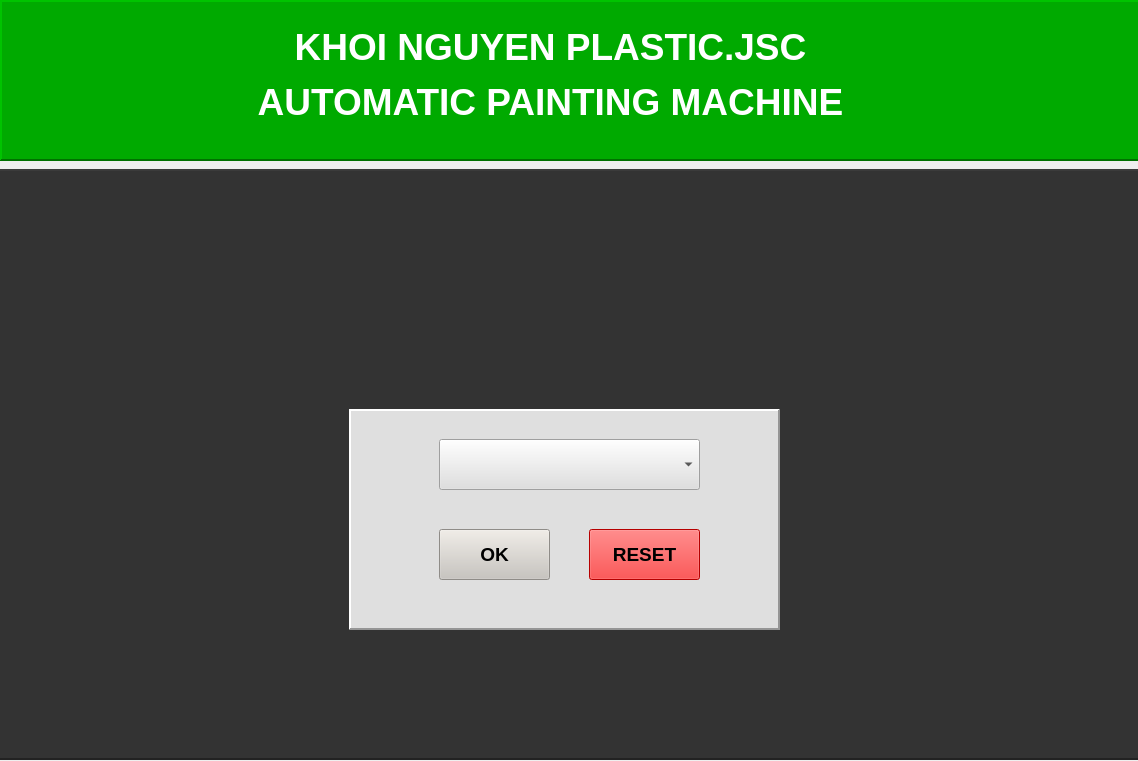
The window that QtPaintingChair/comWindow.ui (NguyenKhanh2101993/Painting_Chair_Robot_ver02) describes before a commit, drawn with Qt 5.
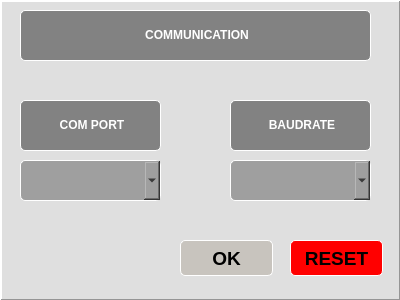
The same window after the commit. Icons and pictures are not drawn.

The edit to the form file:
```diff
--- a/QtPaintingChair/comWindow.ui
+++ b/QtPaintingChair/comWindow.ui
@@ -6,95 +6,52 @@
    <rect>
     <x>0</x>
     <y>0</y>
-    <width>1138</width>
-    <height>761</height>
+    <width>400</width>
+    <height>300</height>
    </rect>
   </property>
+  <property name="sizePolicy">
+   <sizepolicy hsizetype="Fixed" vsizetype="Fixed">
+    <horstretch>0</horstretch>
+    <verstretch>0</verstretch>
+   </sizepolicy>
+  </property>
   <property name="minimumSize">
    <size>
-    <width>1138</width>
-    <height>761</height>
+    <width>400</width>
+    <height>300</height>
    </size>
   </property>
   <property name="maximumSize">
    <size>
-    <width>1138</width>
-    <height>761</height>
+    <width>400</width>
+    <height>300</height>
    </size>
   </property>
   <property name="windowTitle">
    <string>Widget</string>
   </property>
-  <widget class="QFrame" name="frame1">
-   <property name="geometry">
-    <rect>
-     <x>0</x>
-     <y>0</y>
-     <width>1141</width>
-     <height>161</height>
-    </rect>
-   </property>
-   <property name="styleSheet">
-    <string notr="true">background-color: rgb(0, 170, 0);</string>
-   </property>
-   <property name="frameShape">
-    <enum>QFrame::Panel</enum>
-   </property>
-   <property name="frameShadow">
-    <enum>QFrame::Raised</enum>
-   </property>
-   <property name="lineWidth">
-    <number>2</number>
-   </property>
-   <property name="midLineWidth">
-    <number>2</number>
-   </property>
-   <widget class="QLabel" name="machineName">
-    <property name="geometry">
-     <rect>
-      <x>50</x>
-      <y>10</y>
-      <width>1001</width>
-      <height>131</height>
-     </rect>
-    </property>
-    <property name="text">
-     <string>&lt;html&gt;&lt;head/&gt;&lt;body&gt;&lt;p align=&quot;center&quot;&gt;&lt;span style=&quot; font-size:28pt; font-weight:600; color:#ffffff;&quot;&gt;KHOI NGUYEN PLASTIC.JSC&lt;/span&gt;&lt;/p&gt;&lt;p align=&quot;center&quot;&gt;&lt;span style=&quot; font-size:28pt; font-weight:600; color:#ffffff;&quot;&gt;AUTOMATIC PAINTING MACHINE&lt;/span&gt;&lt;/p&gt;&lt;/body&gt;&lt;/html&gt;</string>
-    </property>
-   </widget>
-  </widget>
-  <widget class="QFrame" name="frame0">
-   <property name="geometry">
-    <rect>
-     <x>-11</x>
-     <y>169</y>
-     <width>1151</width>
-     <height>591</height>
-    </rect>
-   </property>
-   <property name="styleSheet">
-    <string notr="true">background-color: rgb(51, 51, 51);</string>
-   </property>
-   <property name="frameShape">
-    <enum>QFrame::Panel</enum>
-   </property>
-   <property name="frameShadow">
-    <enum>QFrame::Raised</enum>
-   </property>
-   <property name="lineWidth">
-    <number>2</number>
+  <property name="windowIcon">
+   <iconset>
+    <normaloff>Robot.ico</normaloff>Robot.ico</iconset>
    </property>
    <widget class="QFrame" name="frame2">
     <property name="geometry">
      <rect>
-      <x>360</x>
-      <y>240</y>
-      <width>431</width>
-      <height>221</height>
-     </rect>
-    </property>
+     <x>0</x>
+     <y>0</y>
+     <width>401</width>
+     <height>301</height>
+    </rect>
+   </property>
+   <property name="sizePolicy">
+    <sizepolicy hsizetype="Preferred" vsizetype="Preferred">
+     <horstretch>0</horstretch>
+     <verstretch>0</verstretch>
+    </sizepolicy>
+   </property>
     <property name="styleSheet">
-     <string notr="true">background-color: qlineargradient(spread:pad, x1:0, y1:0, x2:1, y2:0, stop:0 rgba(0, 0, 0, 255), stop:1 rgba(255, 255, 255, 255));
+    <string notr="true">
 background-color: rgb(223, 223, 223);</string>
     </property>
     <property name="frameShape">
@@ -109,13 +66,29 @@
     <property name="midLineWidth">
      <number>0</number>
     </property>
+   <widget class="QComboBox" name="comboBox_comPort">
+    <property name="geometry">
+     <rect>
+      <x>20</x>
+      <y>160</y>
+      <width>141</width>
+      <height>41</height>
+     </rect>
+    </property>
+    <property name="styleSheet">
+     <string notr="true">font: 75 16pt &quot;Arial&quot;;
+background-color: rgb(159, 159, 159);
+border: 1px solid rgb(255, 255, 255);
+border-radius: 5px</string>
+    </property>
+   </widget>
     <widget class="QPushButton" name="pushButton">
      <property name="geometry">
       <rect>
-       <x>90</x>
-       <y>120</y>
-       <width>111</width>
-       <height>51</height>
+      <x>180</x>
+      <y>240</y>
+      <width>93</width>
+      <height>36</height>
       </rect>
      </property>
      <property name="font">
@@ -136,33 +109,21 @@
       <bool>false</bool>
      </property>
      <property name="styleSheet">
-      <string notr="true">
-background-color: rgb(200, 196, 190);</string>
+     <string notr="true">background-color: rgb(200, 196, 190);
+border: 1px solid rgb(255, 255, 255);
+border-radius: 5px</string>
      </property>
      <property name="text">
       <string>OK</string>
      </property>
     </widget>
-    <widget class="QComboBox" name="comboBox">
-     <property name="geometry">
-      <rect>
-       <x>90</x>
-       <y>30</y>
-       <width>261</width>
-       <height>51</height>
-      </rect>
-     </property>
-     <property name="styleSheet">
-      <string notr="true">font: 75 16pt &quot;Arial&quot;;</string>
-     </property>
-    </widget>
     <widget class="QPushButton" name="pushButton_2">
      <property name="geometry">
       <rect>
-       <x>240</x>
-       <y>120</y>
-       <width>111</width>
-       <height>51</height>
+      <x>290</x>
+      <y>240</y>
+      <width>93</width>
+      <height>36</height>
       </rect>
      </property>
      <property name="font">
@@ -183,16 +144,98 @@
       <bool>false</bool>
      </property>
      <property name="styleSheet">
-      <string notr="true">background-color: rgb(255, 0, 0);</string>
+     <string notr="true">background-color: rgb(255, 0, 0);
+border: 1px solid rgb(255, 255, 255);
+border-radius: 5px</string>
      </property>
      <property name="text">
       <string>RESET</string>
      </property>
     </widget>
+   <widget class="QLabel" name="label_39">
+    <property name="geometry">
+     <rect>
+      <x>20</x>
+      <y>10</y>
+      <width>351</width>
+      <height>51</height>
+     </rect>
+    </property>
+    <property name="styleSheet">
+     <string notr="true">background-color: rgb(130, 130, 130);
+font: 75 14pt &quot;Arial&quot; bold;
+color: rgb(255, 255, 255);
+border: 1px solid rgb(255, 255, 255);
+border-radius: 5px</string>
+    </property>
+    <property name="text">
+     <string>&lt;html&gt;&lt;head/&gt;&lt;body&gt;&lt;p align=&quot;center&quot;&gt;&lt;span style=&quot; font-weight:600;&quot;&gt;COMMUNICATION&lt;/span&gt;&lt;/p&gt;&lt;/body&gt;&lt;/html&gt;</string>
+    </property>
    </widget>
-  </widget>
-  <zorder>frame0</zorder>
-  <zorder>frame1</zorder>
+   <widget class="QComboBox" name="comboBox_baudRate">
+    <property name="geometry">
+     <rect>
+      <x>230</x>
+      <y>160</y>
+      <width>141</width>
+      <height>41</height>
+     </rect>
+    </property>
+    <property name="styleSheet">
+     <string notr="true">font: 75 16pt &quot;Arial&quot;;
+background-color: rgb(159, 159, 159);
+border: 1px solid rgb(255, 255, 255);
+border-radius: 5px</string>
+    </property>
+   </widget>
+   <widget class="QLabel" name="label_40">
+    <property name="geometry">
+     <rect>
+      <x>230</x>
+      <y>100</y>
+      <width>141</width>
+      <height>51</height>
+     </rect>
+    </property>
+    <property name="styleSheet">
+     <string notr="true">background-color: rgb(130, 130, 130);
+font: 75 14pt &quot;Arial&quot; bold;
+color: rgb(255, 255, 255);
+border: 1px solid rgb(255, 255, 255);
+border-radius: 5px</string>
+    </property>
+    <property name="text">
+     <string>&lt;html&gt;&lt;head/&gt;&lt;body&gt;&lt;p align=&quot;center&quot;&gt;&lt;span style=&quot; font-weight:600;&quot;&gt;BAUDRATE&lt;/span&gt;&lt;/p&gt;&lt;/body&gt;&lt;/html&gt;</string>
+    </property>
+   </widget>
+   <widget class="QLabel" name="label_41">
+    <property name="geometry">
+     <rect>
+      <x>20</x>
+      <y>100</y>
+      <width>141</width>
+      <height>51</height>
+     </rect>
+    </property>
+    <property name="styleSheet">
+     <string notr="true">background-color: rgb(130, 130, 130);
+font: 75 14pt &quot;Arial&quot; bold;
+color: rgb(255, 255, 255);
+border: 1px solid rgb(255, 255, 255);
+border-radius: 5px</string>
+    </property>
+    <property name="text">
+     <string>&lt;html&gt;&lt;head/&gt;&lt;body&gt;&lt;p align=&quot;center&quot;&gt;&lt;span style=&quot; font-weight:600;&quot;&gt;COM PORT&lt;/span&gt;&lt;/p&gt;&lt;/body&gt;&lt;/html&gt;</string>
+    </property>
+   </widget>
+   <zorder>pushButton_2</zorder>
+   <zorder>comboBox_comPort</zorder>
+   <zorder>pushButton</zorder>
+   <zorder>label_39</zorder>
+   <zorder>comboBox_baudRate</zorder>
+   <zorder>label_40</zorder>
+   <zorder>label_41</zorder>
+  </widget>
  </widget>
  <resources/>
  <connections/>
```
Left out of the diff: 6 changed lines with no effect on the pictures. Lines whose indentation alone changed are shown as unchanged.
